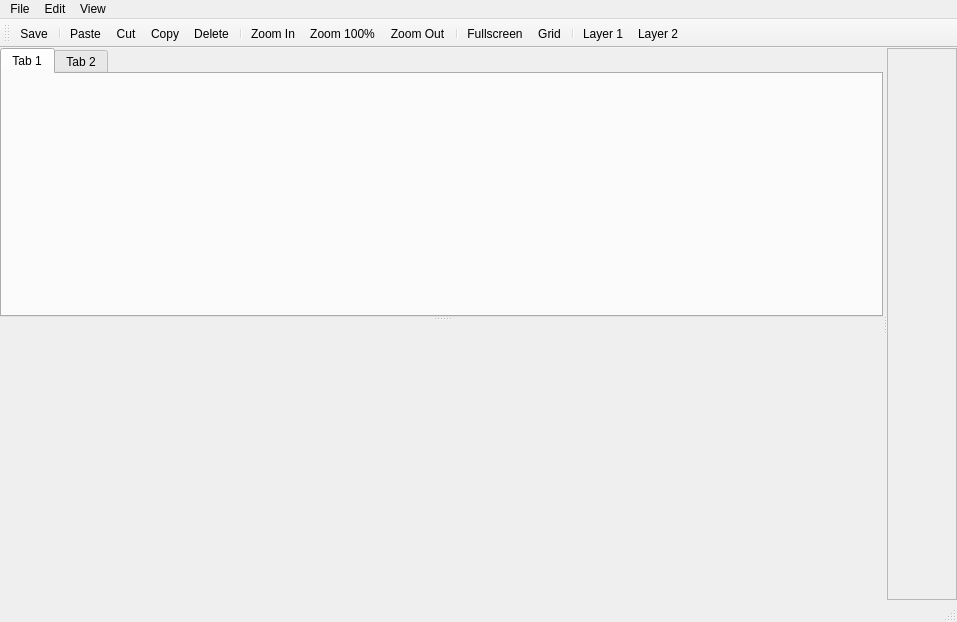
Old version of the form leveleditorwindow.ui in the repository ExplosBlue/CoinKiller.
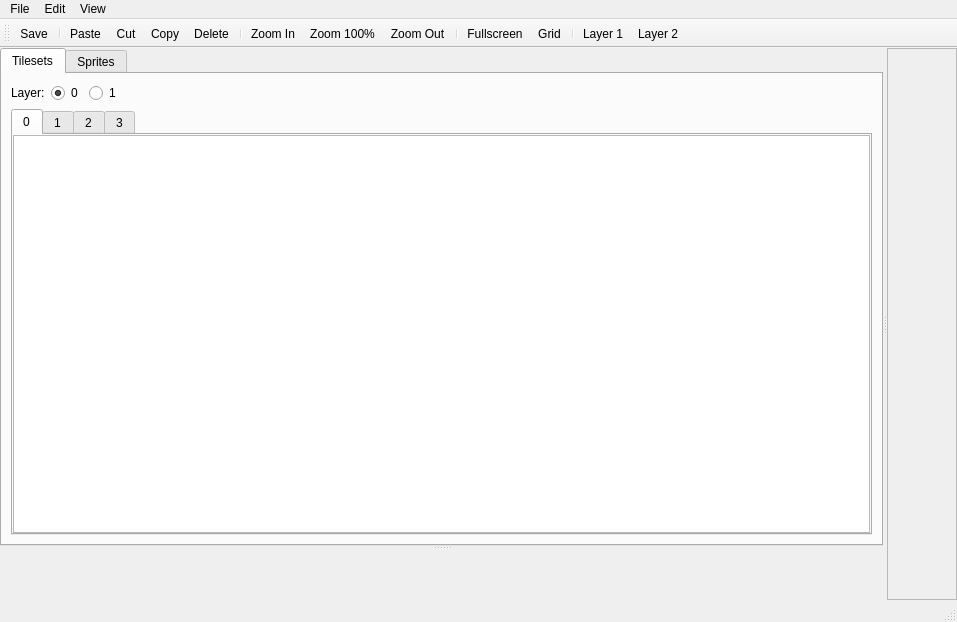
New version of the form.

The edit to the form file:
```diff
--- a/leveleditorwindow.ui
+++ b/leveleditorwindow.ui
@@ -63,12 +63,168 @@
            </property>
            <widget class="QWidget" name="tab">
             <attribute name="title">
-             <string>Tab 1</string>
+             <string>Tilesets</string>
             </attribute>
+            <layout class="QVBoxLayout" name="verticalLayout_3">
+             <item>
+              <layout class="QHBoxLayout" name="horizontalLayout">
+               <item>
+                <widget class="QLabel" name="label">
+                 <property name="sizePolicy">
+                  <sizepolicy hsizetype="Fixed" vsizetype="Preferred">
+                   <horstretch>0</horstretch>
+                   <verstretch>0</verstretch>
+                  </sizepolicy>
+                 </property>
+                 <property name="text">
+                  <string>Layer:</string>
+                 </property>
+                </widget>
+               </item>
+               <item>
+                <widget class="QRadioButton" name="radioButton">
+                 <property name="sizePolicy">
+                  <sizepolicy hsizetype="Fixed" vsizetype="Fixed">
+                   <horstretch>0</horstretch>
+                   <verstretch>0</verstretch>
+                  </sizepolicy>
+                 </property>
+                 <property name="text">
+                  <string>0</string>
+                 </property>
+                 <property name="checked">
+                  <bool>true</bool>
+                 </property>
+                </widget>
+               </item>
+               <item>
+                <widget class="QRadioButton" name="radioButton_2">
+                 <property name="sizePolicy">
+                  <sizepolicy hsizetype="Fixed" vsizetype="Fixed">
+                   <horstretch>0</horstretch>
+                   <verstretch>0</verstretch>
+                  </sizepolicy>
+                 </property>
+                 <property name="text">
+                  <string>1</string>
+                 </property>
+                </widget>
+               </item>
+               <item>
+                <spacer name="horizontalSpacer">
+                 <property name="orientation">
+                  <enum>Qt::Horizontal</enum>
+                 </property>
+                 <property name="sizeHint" stdset="0">
+                  <size>
+                   <width>40</width>
+                   <height>20</height>
+                  </size>
+                 </property>
+                </spacer>
+               </item>
+              </layout>
+             </item>
+             <item>
+              <widget class="QTabWidget" name="tabWidget_2">
+               <property name="currentIndex">
+                <number>0</number>
+               </property>
+               <widget class="QWidget" name="tab_3">
+                <attribute name="title">
+                 <string>0</string>
+                </attribute>
+                <layout class="QHBoxLayout" name="horizontalLayout_2">
+                 <property name="leftMargin">
+                  <number>0</number>
+                 </property>
+                 <property name="topMargin">
+                  <number>0</number>
+                 </property>
+                 <property name="rightMargin">
+                  <number>0</number>
+                 </property>
+                 <property name="bottomMargin">
+                  <number>0</number>
+                 </property>
+                 <item>
+                  <widget class="QListView" name="objectsListView0"/>
+                 </item>
+                </layout>
+               </widget>
+               <widget class="QWidget" name="tab_4">
+                <attribute name="title">
+                 <string>1</string>
+                </attribute>
+                <layout class="QHBoxLayout" name="horizontalLayout_3">
+                 <property name="leftMargin">
+                  <number>0</number>
+                 </property>
+                 <property name="topMargin">
+                  <number>0</number>
+                 </property>
+                 <property name="rightMargin">
+                  <number>0</number>
+                 </property>
+                 <property name="bottomMargin">
+                  <number>0</number>
+                 </property>
+                 <item>
+                  <widget class="QListView" name="objectsListView1"/>
+                 </item>
+                </layout>
+               </widget>
+               <widget class="QWidget" name="tab_5">
+                <attribute name="title">
+                 <string>2</string>
+                </attribute>
+                <layout class="QHBoxLayout" name="horizontalLayout_4">
+                 <property name="leftMargin">
+                  <number>0</number>
+                 </property>
+                 <property name="topMargin">
+                  <number>0</number>
+                 </property>
+                 <property name="rightMargin">
+                  <number>0</number>
+                 </property>
+                 <property name="bottomMargin">
+                  <number>0</number>
+                 </property>
+                 <item>
+                  <widget class="QListView" name="objectsListView2"/>
+                 </item>
+                </layout>
+               </widget>
+               <widget class="QWidget" name="tab_6">
+                <attribute name="title">
+                 <string>3</string>
+                </attribute>
+                <layout class="QHBoxLayout" name="horizontalLayout_5">
+                 <property name="leftMargin">
+                  <number>0</number>
+                 </property>
+                 <property name="topMargin">
+                  <number>0</number>
+                 </property>
+                 <property name="rightMargin">
+                  <number>0</number>
+                 </property>
+                 <property name="bottomMargin">
+                  <number>0</number>
+                 </property>
+                 <item>
+                  <widget class="QListView" name="objectsListView3"/>
+                 </item>
+                </layout>
+               </widget>
+              </widget>
+             </item>
+            </layout>
            </widget>
            <widget class="QWidget" name="tab_2">
             <attribute name="title">
-             <string>Tab 2</string>
+             <string>Sprites</string>
             </attribute>
            </widget>
           </widget>
```
